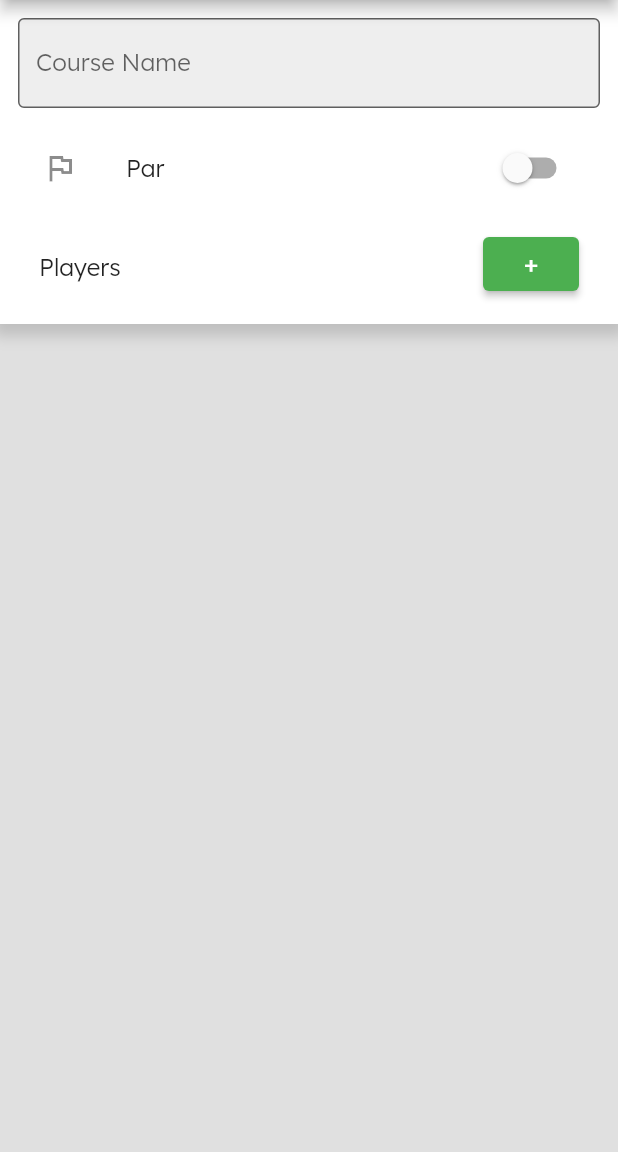
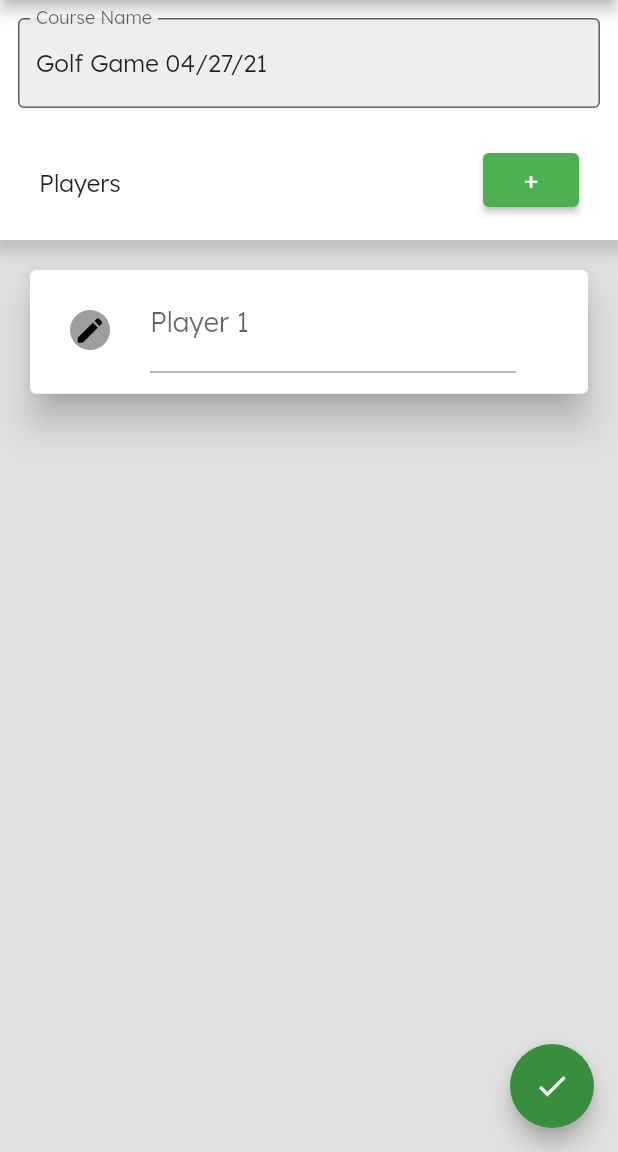
Before and after one commit to jchand99/PuttPuttApp, a Flutter app: the CreateEditScorecardPage screen opened directly with empty values, on a phone screen of 412 x 824 dp, the part 84-1236 px from its top. Run offline on Flutter 3.47's test engine with Material 2 defaults, Android fonts, the phone set to English and light mode, and no system bars; our stand-ins replace cloud_firestore, email_validator, firebase_auth, firebase_core, share; missing offline and left inert: keyboard_visibility; accounts and stored records are empty.

Commit message:
Added floating action button, default course name, and removed par option

```diff
--- a/lib/pages/create_edit_scorecard.dart
+++ b/lib/pages/create_edit_scorecard.dart
@@ -8,6 +8,7 @@ import 'package:puttputtapp/pages/create_edit_scorecard.dart';
 import 'package:puttputtapp/util/color_picker.dart';
 import 'dart:math';
 import 'package:puttputtapp/util/nav.dart';
+import 'package:intl/intl.dart';
 
 class CreateEditScorecardPage extends StatefulWidget {
   CreateEditScorecardPage(this._title, this._firebaseUser, this._id,
@@ -27,7 +28,8 @@ class CreateEditScorecardPage extends StatefulWidget {
 class _CreateEditScorecardPageState extends State<CreateEditScorecardPage> {
   bool par = false;
 
-  String _scorecardName = '';
+  String _scorecardName =
+      'Golf Game ' + DateFormat('MM/dd/yy').format(DateTime.now());
 
   List _players = [];
 
@@ -38,6 +40,9 @@ class _CreateEditScorecardPageState extends State<CreateEditScorecardPage> {
 
   @override
   Widget build(BuildContext context) {
+    if (_players.length < 1) {
+      _createPlayer(context);
+    }
     return !widget.editMode
         ? _buildNonEditMode(context)
         : _buildEditMode(context);
@@ -57,6 +62,10 @@ class _CreateEditScorecardPageState extends State<CreateEditScorecardPage> {
         ),
       ),
       body: _buildScrollPage(context),
+      floatingActionButton: FloatingActionButton(
+        onPressed: () => onSave(),
+        child: const Icon(Icons.check),
+      ),
     );
   }
 
@@ -229,25 +238,25 @@ class _CreateEditScorecardPageState extends State<CreateEditScorecardPage> {
             right: 12,
             bottom: 0,
           ),
-          child: SwitchListTile(
-            title: const Text('Par', style: TextStyle(fontSize: 16)),
-            value: data['par_enabled'],
-            onChanged: (bool value) {
-              setState(() {
-                // TODO: Possible delete?
-                par = value;
-                FirebaseFirestore.instance
-                    .collection('users')
-                    .doc(FirebaseAuth.instance.currentUser.uid)
-                    .collection('scorecards')
-                    .doc(widget._id)
-                    .update({'par_enabled': value});
-              });
-            },
-            secondary: !data['par_enabled']
-                ? const Icon(Icons.flag_outlined)
-                : const Icon(Icons.flag_rounded),
-          ),
+          // child: SwitchListTile(
+          //   title: const Text('Par', style: TextStyle(fontSize: 16)),
+          //   value: data['par_enabled'],
+          //   onChanged: (bool value) {
+          //     setState(() {
+          //       // TODO: Possible delete?
+          //       par = value;
+          //       FirebaseFirestore.instance
+          //           .collection('users')
+          //           .doc(FirebaseAuth.instance.currentUser.uid)
+          //           .collection('scorecards')
+          //           .doc(widget._id)
+          //           .update({'par_enabled': value});
+          //     });
+          //   },
+          //   secondary: !data['par_enabled']
+          //       ? const Icon(Icons.flag_outlined)
+          //       : const Icon(Icons.flag_rounded),
+          // ),
         ),
         Row(
           mainAxisAlignment: MainAxisAlignment.spaceEvenly,
@@ -316,11 +325,15 @@ class _CreateEditScorecardPageState extends State<CreateEditScorecardPage> {
   }
 
   Widget _buildUpperButtonLayout(BuildContext context) {
+    var now = new DateTime.now();
+    var formatter = new DateFormat('MM/dd/yy');
+    String formattedDate = formatter.format(now);
     return Column(
       children: <Widget>[
         Container(
           padding: const EdgeInsets.all(12.0),
-          child: TextField(
+          child: TextFormField(
+              initialValue: 'Golf Game ' + formattedDate,
               onChanged: (value) {
                 setState(() {
                   _scorecardName = value;
@@ -340,18 +353,18 @@ class _CreateEditScorecardPageState extends State<CreateEditScorecardPage> {
             right: 12,
             bottom: 0,
           ),
-          child: SwitchListTile(
-            title: const Text('Par', style: TextStyle(fontSize: 16)),
-            value: par,
-            onChanged: (bool value) {
-              setState(() {
-                par = value;
-              });
-            },
-            secondary: !par
-                ? const Icon(Icons.flag_outlined)
-                : const Icon(Icons.flag_rounded),
-          ),
+          // child: SwitchListTile(
+          //   title: const Text('Par', style: TextStyle(fontSize: 16)),
+          //   value: par,
+          //   onChanged: (bool value) {
+          //     setState(() {
+          //       par = value;
+          //     });
+          //   },
+          //   secondary: !par
+          //       ? const Icon(Icons.flag_outlined)
+          //       : const Icon(Icons.flag_rounded),
+          // ),
         ),
         Row(
           mainAxisAlignment: MainAxisAlignment.spaceEvenly,
```
Also changed, not shown: lib/pages/color_select.dart (+7 -0 lines).
